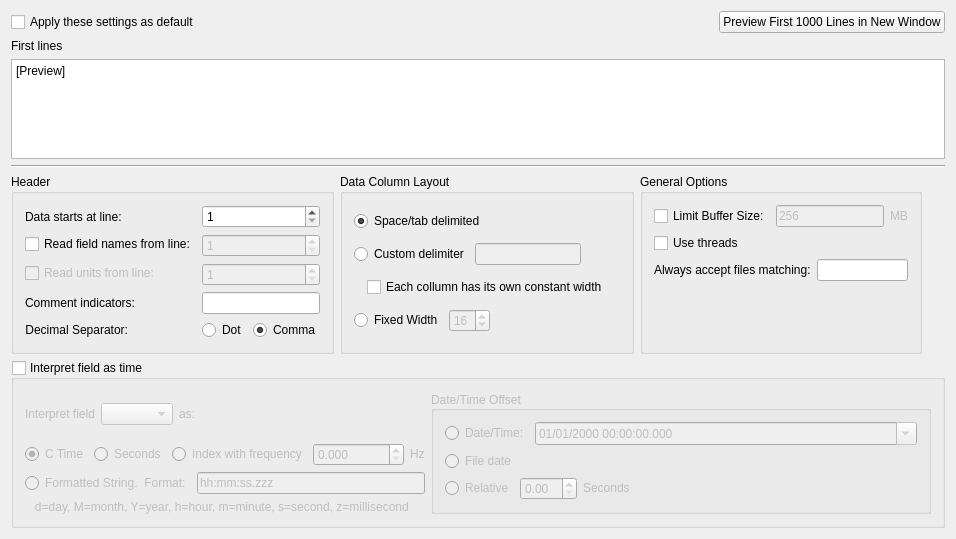
This is src/datasources/ascii/asciiconfig.ui in Kst-plot/kst as Qt 5 draws it before an edit. The edited form follows.
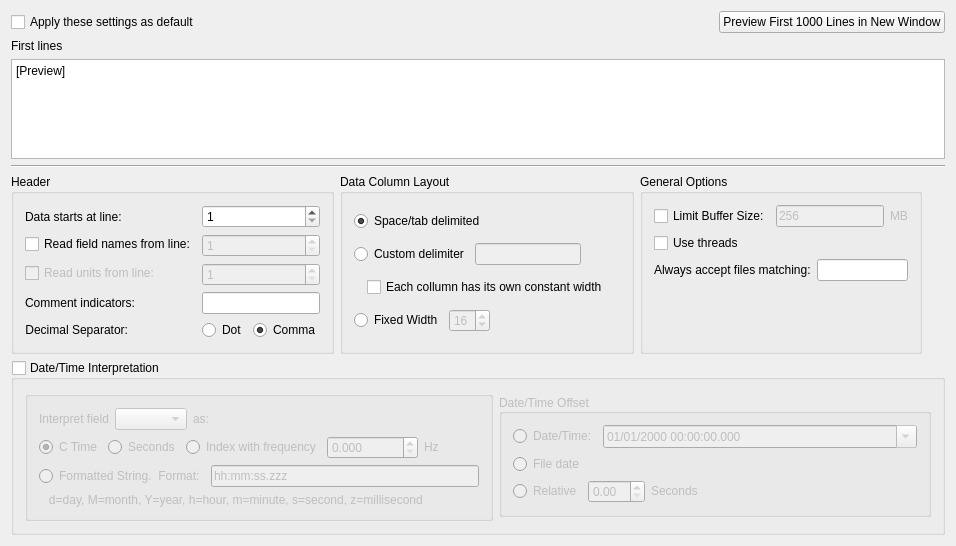
This is the edited form.

Commit message: Beautify a bit the ASCII config dialog and use a consistent capitalization scheme. One more thing I'd like to do is set the axis display format to be that of the file.

What changed in the file:
```diff
--- a/src/datasources/ascii/asciiconfig.ui
+++ b/src/datasources/ascii/asciiconfig.ui
@@ -499,7 +499,7 @@
    <item row="5" column="0">
     <widget class="QGroupBox" name="_interpret">
      <property name="title">
-      <string>Interpret field as time</string>
+      <string>Date/Time Interpretation</string>
      </property>
      <property name="checkable">
       <bool>true</bool>
@@ -507,8 +507,11 @@
      <property name="checked">
       <bool>false</bool>
      </property>
-     <layout class="QGridLayout" name="gridLayout_3">
-      <item row="0" column="0" colspan="3">
+     <layout class="QHBoxLayout" name="horizontalLayout_7">
+      <item>
+       <widget class="QGroupBox" name="groupBox">
+        <layout class="QVBoxLayout" name="verticalLayout">
+         <item>
        <layout class="QHBoxLayout" name="horizontalLayout_8">
         <item>
          <widget class="QLabel" name="label_6">
@@ -552,7 +555,9 @@
         </item>
        </layout>
       </item>
-      <item row="1" column="0">
+         <item>
+          <layout class="QHBoxLayout" name="horizontalLayout_5">
+           <item>
        <widget class="QRadioButton" name="_ctime">
         <property name="text">
          <string>C Time</string>
@@ -562,15 +567,13 @@
         </property>
        </widget>
       </item>
-      <item row="1" column="1">
+           <item>
        <widget class="QRadioButton" name="_seconds">
         <property name="text">
          <string>Seconds</string>
         </property>
        </widget>
       </item>
-      <item row="1" column="2">
-       <layout class="QHBoxLayout" name="horizontalLayout_7">
         <item>
          <widget class="QRadioButton" name="_indexFreq">
           <property name="text">
@@ -610,9 +613,22 @@
           </property>
          </widget>
         </item>
-       </layout>
-      </item>
-      <item row="2" column="0" colspan="3">
+           <item>
+            <spacer name="horizontalSpacer_4">
+             <property name="orientation">
+              <enum>Qt::Horizontal</enum>
+             </property>
+             <property name="sizeHint" stdset="0">
+              <size>
+               <width>40</width>
+               <height>20</height>
+              </size>
+             </property>
+            </spacer>
+           </item>
+          </layout>
+         </item>
+         <item>
        <layout class="QGridLayout" name="gridLayout">
         <item row="1" column="0">
          <widget class="QLabel" name="label_3">
@@ -665,7 +681,18 @@
         </item>
        </layout>
       </item>
-      <item row="0" column="3" rowspan="3">
+        </layout>
+        <zorder></zorder>
+        <zorder>_indexFreq</zorder>
+        <zorder>_ctime</zorder>
+        <zorder>_seconds</zorder>
+        <zorder>_indexFreq</zorder>
+        <zorder>_dataRate</zorder>
+        <zorder>label_7</zorder>
+        <zorder></zorder>
+       </widget>
+      </item>
+      <item>
        <widget class="QGroupBox" name="_useOffset">
         <property name="sizePolicy">
          <sizepolicy hsizetype="Preferred" vsizetype="Fixed">
```
Left out of the diff: 50 changed lines with no effect on the pictures. Lines whose indentation alone changed are shown as unchanged.
